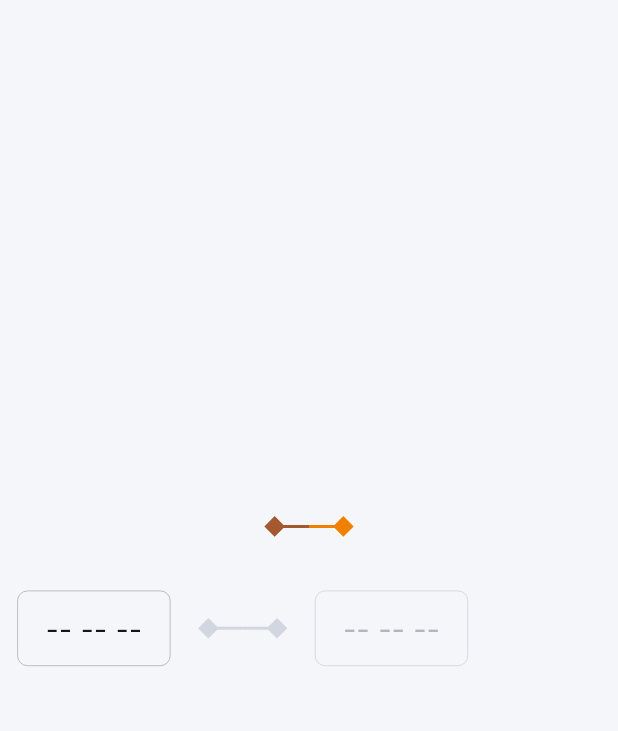
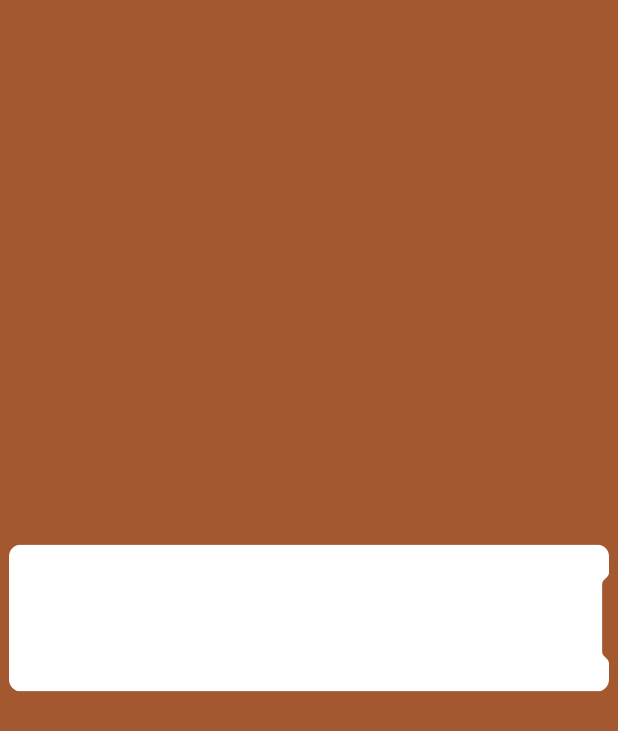
Before and after one commit to folaoluwafemi/task_sphere, a Flutter app: the screen it shows after launch, on a phone screen of 412 x 824 dp. Shown: the top 731 px of the screen. Run offline on Flutter 3.47's test engine with Material 2 defaults, Android fonts, the phone set to English and light mode, and no system bars; our stand-ins replace cloud_firestore, equatable, firebase_auth, firebase_core, flutter_screenutil, flutter_svg and 4 more; accounts and stored records are empty; generated files the repository leaves out were written again.

Commit message:
add modal card

```diff
--- a/lib/src/entities/app/ui/components/components_barrel.dart
+++ b/lib/src/entities/app/ui/components/components_barrel.dart
@@ -3,4 +3,6 @@ export 'package:task_sphere/src/entities/app/ui/components/inputs/input_field.da
 export 'package:task_sphere/src/entities/app/ui/components/inputs/input_form_field.dart';
 export 'package:task_sphere/src/entities/app/ui/components/inputs/otp.dart';
 export 'package:task_sphere/src/entities/app/ui/components/inputs/password.dart';
+export 'package:task_sphere/src/entities/app/ui/components/modals/modal_card.dart';
+export 'package:task_sphere/src/entities/app/ui/components/modals/modal_card_clipper.dart';
 export 'package:task_sphere/src/entities/app/ui/components/tab_pills/tab_pill.dart';
--- /dev/null
+++ b/lib/src/entities/app/ui/components/modals/modal_card.dart
@@ -0,0 +1,39 @@
+import 'package:flutter/widgets.dart';
+import 'package:task_sphere/src/entities/app/ui/components/components_barrel.dart';
+import 'package:task_sphere/src/utils/utils_barrel.dart';
+
+class ModalCard extends StatelessWidget {
+  final Widget child;
+  final double? width;
+  final double? height;
+  final double? gutterHeight;
+
+  const ModalCard({
+    Key? key,
+    required this.child,
+    this.width,
+    this.height,
+    this.gutterHeight,
+  }) : super(key: key);
+
+  @override
+  Widget build(BuildContext context) {
+    return SizedBox(
+      width: width,
+      height: height,
+      child: ClipRRect(
+        borderRadius: Ui.circularBorder(8),
+        child: ClipPath(
+          clipper: ModalCardClipper(
+            gutterRadius: 4,
+            gutterHeight: gutterHeight,
+          ),
+          child: Container(
+            color: context.bgColors.$50,
+            child: child,
+          ),
+        ),
+      ),
+    );
+  }
+}
--- /dev/null
+++ b/lib/src/entities/app/ui/components/modals/modal_card_clipper.dart
@@ -0,0 +1,114 @@
+import 'package:flutter/widgets.dart';
+import 'package:flutter_screenutil/flutter_screenutil.dart';
+import 'package:task_sphere/src/utils/functions/extensions/extensions.dart';
+
+class ModalCardClipper extends CustomClipper<Path> {
+  final double gutterRadius;
+  final double gutterHeight;
+  final double gutterThickness;
+
+  ModalCardClipper({
+    required this.gutterRadius,
+    double? gutterHeight,
+    double? gutterThickness,
+  })  : gutterHeight = gutterHeight ?? 44.h,
+        gutterThickness = gutterThickness ?? 4.w;
+
+
+  @override
+  Path getClip(Size size) {
+    final Path path = Path();
+    final double gutterXMid = gutterThickness.half;
+
+    final Offset gutterStartOffset = Offset(
+      size.width - gutterThickness,
+      size.height.half - gutterHeight.half,
+    );
+    final Offset gutterEndOffset = Offset(
+      size.width,
+      size.height.half + gutterHeight.half,
+    );
+
+    final Offset curveCenterStart = Offset(
+      gutterEndOffset.dx - gutterXMid,
+      gutterStartOffset.dy,
+    );
+    final Offset curveCenterEnd = Offset(
+      gutterEndOffset.dx - gutterXMid,
+      gutterEndOffset.dy,
+    );
+
+    final Offset positiveCurveStart = Offset(
+      curveCenterStart.dx + gutterXMid,
+      curveCenterStart.dy - gutterRadius,
+    );
+
+    final Offset positiveCurveEnd = Offset(
+      curveCenterEnd.dx + gutterXMid,
+      curveCenterEnd.dy + gutterRadius,
+    );
+
+    final Offset negativeCurveStart = Offset(
+      curveCenterStart.dx - gutterXMid,
+      curveCenterStart.dy + gutterRadius,
+    );
+
+    final Offset negativeCurveEnd = Offset(
+      curveCenterEnd.dx - gutterXMid,
+      curveCenterEnd.dy - gutterRadius,
+    );
+
+    final Offset startFirstCubicControlPoint = Offset(
+      positiveCurveStart.dx,
+      positiveCurveStart.dy + gutterRadius,
+    );
+
+    final Offset startSecondCubicControlPoint = Offset(
+      negativeCurveStart.dx,
+      negativeCurveStart.dy - gutterRadius,
+    );
+
+    final Offset endFirstCubicControlPoint = Offset(
+      negativeCurveEnd.dx,
+      negativeCurveEnd.dy + gutterRadius,
+    );
+
+    final Offset endSecondCubicControlPoint = Offset(
+      positiveCurveEnd.dx,
+      positiveCurveEnd.dy - gutterRadius,
+    );
+
+    path
+      ..moveTo(0, 0)
+      ..lineTo(size.width, 0)
+      ..lineTo(positiveCurveStart.dx, positiveCurveStart.dy)
+      ..cubicTo(
+        startFirstCubicControlPoint.dx,
+        startFirstCubicControlPoint.dy,
+        startSecondCubicControlPoint.dx,
+        startSecondCubicControlPoint.dy,
+        negativeCurveStart.dx,
+        negativeCurveStart.dy,
+      )
+      ..lineTo(gutterStartOffset.dx, gutterStartOffset.dy)
+      ..lineTo(negativeCurveEnd.dx, negativeCurveEnd.dy)
+      ..cubicTo(
+        endFirstCubicControlPoint.dx,
+        endFirstCubicControlPoint.dy,
+        endSecondCubicControlPoint.dx,
+        endSecondCubicControlPoint.dy,
+        positiveCurveEnd.dx,
+        positiveCurveEnd.dy,
+      )
+      ..lineTo(size.width, size.height)
+      ..lineTo(0, size.height)
+      ..close();
+
+    return path;
+  }
+
+  @override
+  bool shouldReclip(covariant CustomClipper<Path> oldClipper) {
+    return false;
+  }
+}
--- a/lib/src/entities/app/ui/components/spade/spade.dart
+++ b/lib/src/entities/app/ui/components/spade/spade.dart
@@ -42,7 +42,7 @@ class Spade extends StatelessWidget {
     final Color firstHalfColor =
         this.firstHalfColor ?? context.palette.secondary;
     final Color secondHalfColor =
-        this.secondHalfColor ?? context.palette.primary;
+        this.secondHalfColor ?? context.palette.secondary;
 
     final CustomPainter painter = switch (_type) {
       _SpadePainterType.half => HalfSpadePainter(
--- a/lib/src/entities/starter/onboarding/ui/presentation/onboarding_screen.dart
+++ b/lib/src/entities/starter/onboarding/ui/presentation/onboarding_screen.dart
@@ -1,7 +1,5 @@
 import 'package:flutter/material.dart';
-import 'package:flutter_screenutil/flutter_screenutil.dart';
-import 'package:task_sphere/src/entities/app/app_barrel.dart';
-import 'package:task_sphere/src/entities/app/ui/components/spade/spade.dart';
+import 'package:task_sphere/src/entities/app/ui/components/modals/modal_card.dart';
 import 'package:task_sphere/src/utils/utils_barrel.dart';
 
 class OnboardingScreen extends StatelessWidget {
@@ -15,22 +13,24 @@ class OnboardingScreen extends StatelessWidget {
         toolbarHeight: 0,
         backgroundColor: context.palette.primary,
       ),
-      backgroundColor: context.neutralColors.$100,
-      // backgroundColor: context.palette.secondary,
+      // backgroundColor: context.neutralColors.$100,
+      backgroundColor: context.palette.secondary,
       body: Center(
         child: Column(
           mainAxisAlignment: MainAxisAlignment.center,
           children: [
             30.boxHeight,
-            Transform.scale(
-              scale: 1,
-              child: Spade.linked(),
-            ),
             30.boxHeight,
-            Padding(
-              padding: EdgeInsets.symmetric(horizontal: 10.w),
-              child: DateRangePicker(
-                onStartDatePressed: () {},
+            Center(
+              child: Transform.scale(
+                scale: 1,
+                child: const ModalCard(
+                  height: 98,
+                  width: 400,
+                  child: Column(
+                    children: [],
+                  ),
+                ),
               ),
             ),
             60.boxHeight,
--- a/lib/src/utils/functions/extensions/extensions.dart
+++ b/lib/src/utils/functions/extensions/extensions.dart
@@ -1,4 +1,4 @@
-import 'dart:math';
+import 'dart:math' as math;
 
 import 'package:flutter/material.dart';
 import 'package:intl/intl.dart' as intl;
--- a/lib/src/utils/functions/extensions/num_extension.dart
+++ b/lib/src/utils/functions/extensions/num_extension.dart
@@ -1,9 +1,9 @@
 part of 'extensions.dart';
 
 extension AppSizerDoubleExtension on num {
-  double get l => max(w, h);
+  double get l => math.max(w, h);
 
-  double get m => min(w, h);
+  double get m => math.min(w, h);
 
   SizedBox get boxWidth => SizedBox(width: w);
 
@@ -14,4 +14,8 @@ extension AppSizerDoubleExtension on num {
   double percent(double value) => this * value / 100;
 
   double ratio(double value) => this * value;
+
+  double get radians => this * (math.pi / 180);
+
+  double get pi => this * math.pi;
 }
```
